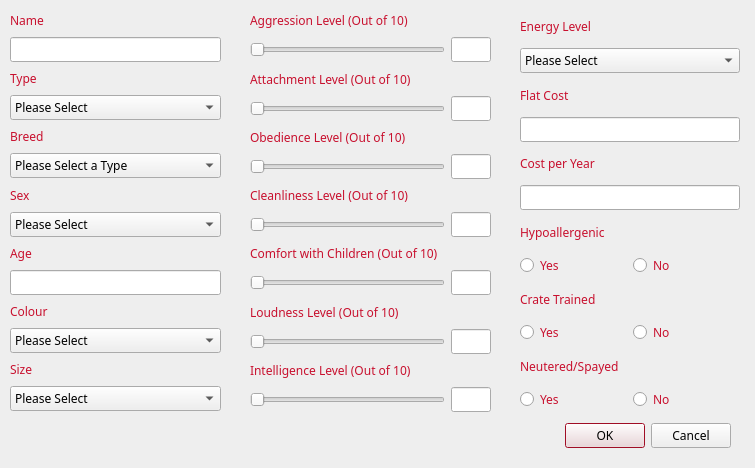
Above: cuACS/addanimal.ui from cameronhawtin/Animal-Farm-cuACS before the change. Below: the same form after it.
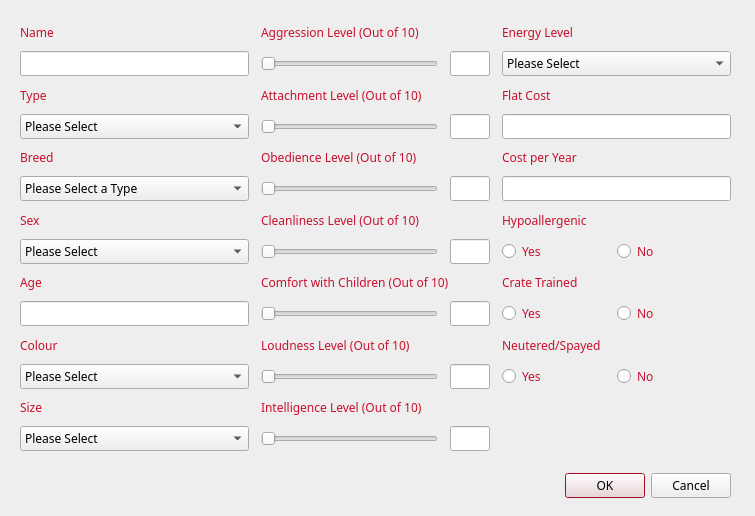
That is the form after the change.

Diff of the .ui file:
```diff
--- a/cuACS/addanimal.ui
+++ b/cuACS/addanimal.ui
@@ -7,7 +7,7 @@
     <x>0</x>
     <y>0</y>
     <width>755</width>
-    <height>468</height>
+    <height>516</height>
    </rect>
   </property>
   <property name="palette">
@@ -170,7 +170,7 @@
    <property name="geometry">
     <rect>
      <x>390</x>
-     <y>420</y>
+     <y>470</y>
      <width>341</width>
      <height>32</height>
     </rect>
@@ -182,37 +182,60 @@
     <set>QDialogButtonBox::Cancel|QDialogButtonBox::Ok</set>
    </property>
   </widget>
-  <widget class="QWidget" name="layoutWidget">
-   <property name="enabled">
-    <bool>true</bool>
-   </property>
+  <widget class="QWidget" name="gridLayoutWidget">
    <property name="geometry">
     <rect>
-     <x>10</x>
-     <y>10</y>
-     <width>211</width>
-     <height>401</height>
+     <x>20</x>
+     <y>20</y>
+     <width>711</width>
+     <height>431</height>
     </rect>
    </property>
-   <layout class="QVBoxLayout" name="verticalLayout_2">
-    <item>
-     <widget class="QLabel" name="nameLabel">
+   <layout class="QGridLayout" name="gridLayout">
+    <property name="horizontalSpacing">
+     <number>12</number>
+    </property>
+    <item row="7" column="1">
+     <layout class="QHBoxLayout" name="horizontalLayout_11" stretch="10,2">
+      <property name="spacing">
+       <number>12</number>
+      </property>
+      <item>
+       <widget class="QSlider" name="cleanlinessSlider">
+        <property name="maximum">
+         <number>10</number>
+        </property>
+        <property name="pageStep">
+         <number>2</number>
+        </property>
+        <property name="orientation">
+         <enum>Qt::Horizontal</enum>
+        </property>
+       </widget>
+      </item>
+      <item>
+       <widget class="QLineEdit" name="cleanlinessLineEdit">
+        <property name="enabled">
+         <bool>false</bool>
+        </property>
+        <property name="alignment">
+         <set>Qt::AlignCenter</set>
+        </property>
+       </widget>
+      </item>
+     </layout>
+    </item>
+    <item row="0" column="1">
+     <widget class="QLabel" name="aggressionLabel">
       <property name="enabled">
        <bool>true</bool>
       </property>
       <property name="text">
-       <string>Name</string>
+       <string>Aggression Level (Out of 10)</string>
       </property>
      </widget>
     </item>
-    <item>
-     <widget class="QLineEdit" name="nameLineEdit">
-      <property name="enabled">
-       <bool>true</bool>
-      </property>
-     </widget>
-    </item>
-    <item>
+    <item row="2" column="0">
      <widget class="QLabel" name="typeLabel">
       <property name="enabled">
        <bool>true</bool>
@@ -222,7 +245,114 @@
       </property>
      </widget>
     </item>
-    <item>
+    <item row="3" column="1">
+     <layout class="QHBoxLayout" name="horizontalLayout_4" stretch="10,2">
+      <property name="spacing">
+       <number>12</number>
+      </property>
+      <item>
+       <widget class="QSlider" name="attachmentSlider">
+        <property name="maximum">
+         <number>10</number>
+        </property>
+        <property name="pageStep">
+         <number>2</number>
+        </property>
+        <property name="orientation">
+         <enum>Qt::Horizontal</enum>
+        </property>
+       </widget>
+      </item>
+      <item>
+       <widget class="QLineEdit" name="attachmentLineEdit">
+        <property name="enabled">
+         <bool>false</bool>
+        </property>
+        <property name="alignment">
+         <set>Qt::AlignCenter</set>
+        </property>
+       </widget>
+      </item>
+     </layout>
+    </item>
+    <item row="2" column="1">
+     <widget class="QLabel" name="attachmentLabel">
+      <property name="enabled">
+       <bool>true</bool>
+      </property>
+      <property name="text">
+       <string>Attachment Level (Out of 10)</string>
+      </property>
+     </widget>
+    </item>
+    <item row="1" column="0">
+     <widget class="QLineEdit" name="nameLineEdit">
+      <property name="enabled">
+       <bool>true</bool>
+      </property>
+     </widget>
+    </item>
+    <item row="8" column="1">
+     <widget class="QLabel" name="aggressionLabel_2">
+      <property name="enabled">
+       <bool>true</bool>
+      </property>
+      <property name="text">
+       <string>Comfort with Children (Out of 10)</string>
+      </property>
+     </widget>
+    </item>
+    <item row="0" column="0">
+     <widget class="QLabel" name="nameLabel">
+      <property name="enabled">
+       <bool>true</bool>
+      </property>
+      <property name="text">
+       <string>Name</string>
+      </property>
+     </widget>
+    </item>
+    <item row="10" column="0">
+     <widget class="QLabel" name="labelColour">
+      <property name="enabled">
+       <bool>true</bool>
+      </property>
+      <property name="text">
+       <string>Colour</string>
+      </property>
+     </widget>
+    </item>
+    <item row="11" column="1">
+     <layout class="QHBoxLayout" name="horizontalLayout_9" stretch="10,2">
+      <property name="spacing">
+       <number>12</number>
+      </property>
+      <item>
+       <widget class="QSlider" name="loudnessSlider">
+        <property name="maximum">
+         <number>10</number>
+        </property>
+        <property name="pageStep">
+         <number>2</number>
+        </property>
+        <property name="orientation">
+         <enum>Qt::Horizontal</enum>
+        </property>
+       </widget>
+      </item>
+      <item>
+       <widget class="QLineEdit" name="loudnessLineEdit">
+        <property name="enabled">
+         <bool>false</bool>
+        </property>
+        <property name="alignment">
+         <set>Qt::AlignCenter</set>
+        </property>
+       </widget>
+      </item>
+     </layout>
+    </item>
+    <item row="3" column="0">
      <widget class="QComboBox" name="typeComboBox">
       <property name="enabled">
        <bool>true</bool>
@@ -264,7 +394,7 @@
       </item>
      </widget>
     </item>
-    <item>
+    <item row="4" column="0">
      <widget class="QLabel" name="labelBreed">
       <property name="enabled">
        <bool>true</bool>
@@ -274,247 +404,21 @@
       </property>
      </widget>
     </item>
-    <item>
-     <widget class="QComboBox" name="breedComboBox">
+    <item row="6" column="1">
+     <widget class="QLabel" name="labelColour_3">
       <property name="enabled">
        <bool>true</bool>
       </property>
-      <item>
-       <property name="text">
-        <string>Please Select a Type</string>
-       </property>
-      </item>
-     </widget>
-    </item>
-    <item>
-     <widget class="QLabel" name="sexLabel">
-      <property name="enabled">
-       <bool>true</bool>
-      </property>
       <property name="text">
-       <string>Sex</string>
+       <string>Cleanliness Level (Out of 10)</string>
       </property>
      </widget>
     </item>
-    <item>
-     <widget class="QComboBox" name="sexComboBox">
-      <property name="enabled">
-       <bool>true</bool>
-      </property>
-      <item>
-       <property name="text">
-        <string>Please Select</string>
-       </property>
-      </item>
-      <item>
-       <property name="text">
-        <string>Male</string>
-       </property>
-      </item>
-      <item>
-       <property name="text">
-        <string>Female</string>
-       </property>
-      </item>
-     </widget>
-    </item>
-    <item>
-     <widget class="QLabel" name="ageLabel">
-      <property name="enabled">
-       <bool>true</bool>
-      </property>
-      <property name="text">
-       <string>Age</string>
-      </property>
-     </widget>
-    </item>
-    <item>
-     <widget class="QLineEdit" name="ageLineEdit">
-      <property name="enabled">
-       <bool>true</bool>
-      </property>
-     </widget>
-    </item>
-    <item>
-     <widget class="QLabel" name="labelColour">
-      <property name="enabled">
-       <bool>true</bool>
-      </property>
-      <property name="text">
-       <string>Colour</string>
-      </property>
-     </widget>
-    </item>
-    <item>
-     <widget class="QComboBox" name="colourComboBox">
-      <property name="enabled">
-       <bool>true</bool>
-      </property>
-      <item>
-       <property name="text">
-        <string>Please Select</string>
-       </property>
-      </item>
-      <item>
-       <property name="text">
-        <string>Black</string>
-       </property>
-      </item>
-      <item>
-       <property name="text">
-        <string>White</string>
-       </property>
-      </item>
-      <item>
-       <property name="text">
-        <string>Brown</string>
-       </property>
-      </item>
-      <item>
-       <property name="text">
-        <string>Grey</string>
-       </property>
-      </item>
-     </widget>
-    </item>
-    <item>
-     <widget class="QLabel" name="sizeLabel">
-      <property name="enabled">
-       <bool>true</bool>
-      </property>
-      <property name="text">
-       <string>Size</string>
-      </property>
-     </widget>
-    </item>
-    <item>
-     <widget class="QComboBox" name="sizeComboBox">
-      <property name="enabled">
-       <bool>true</bool>
-      </property>
-      <item>
-       <property name="text">
-        <string>Please Select</string>
-       </property>
-      </item>
-      <item>
-       <property name="text">
-        <string>Small</string>
-       </property>
-      </item>
-      <item>
-       <property name="text">
-        <string>Medium</string>
-       </property>
-      </item>
-      <item>
-       <property name="text">
-        <string>Large</string>
-       </property>
-      </item>
-     </widget>
-    </item>
-   </layout>
-  </widget>
-  <widget class="QWidget" name="layoutWidget_2">
-   <property name="enabled">
-    <bool>true</bool>
-   </property>
-   <property name="geometry">
-    <rect>
-     <x>250</x>
-     <y>10</y>
-     <width>241</width>
-     <height>402</height>
-    </rect>
-   </property>
-   <layout class="QVBoxLayout" name="verticalLayout_3">
-    <item>
-     <widget class="QLabel" name="aggressionLabel">
-      <property name="enabled">
-       <bool>true</bool>
-      </property>
-      <property name="text">
-       <string>Aggression Level (Out of 10)</string>
-      </property>
-     </widget>
-    </item>
-    <item>
-     <layout class="QHBoxLayout" name="horizontalLayout_5" stretch="10,2">
-      <item>
-       <widget class="QSlider" name="aggressionSlider">
-        <property name="maximum">
-         <number>10</number>
-        </property>
-        <property name="pageStep">
-         <number>2</number>
-        </property>
-        <property name="orientation">
-         <enum>Qt::Horizontal</enum>
-        </property>
-       </widget>
-      </item>
-      <item>
-       <widget class="QLineEdit" name="aggressionLineEdit">
-        <property name="enabled">
-         <bool>false</bool>
-        </property>
-        <property name="alignment">
-         <set>Qt::AlignCenter</set>
-        </property>
-       </widget>
-      </item>
-     </layout>
-    </item>
-    <item>
-     <widget class="QLabel" name="attachmentLabel">
-      <property name="enabled">
-       <bool>true</bool>
-      </property>
-      <property name="text">
-       <string>Attachment Level (Out of 10)</string>
-      </property>
-     </widget>
-    </item>
-    <item>
-     <layout class="QHBoxLayout" name="horizontalLayout_4" stretch="10,2">
-      <item>
-       <widget class="QSlider" name="attachmentSlider">
-        <property name="maximum">
-         <number>10</number>
-        </property>
-        <property name="pageStep">
-         <number>2</number>
-        </property>
-        <property name="orientation">
-         <enum>Qt::Horizontal</enum>
-        </property>
-       </widget>
-      </item>
-      <item>
-       <widget class="QLineEdit" name="attachmentLineEdit">
-        <property name="enabled">
-         <bool>false</bool>
-        </property>
-        <property name="alignment">
-         <set>Qt::AlignCenter</set>
-        </property>
-       </widget>
-      </item>
-     </layout>
-    </item>
-    <item>
-     <widget class="QLabel" name="labelBreed_2">
-      <property name="enabled">
-       <bool>true</bool>
-      </property>
-      <property name="text">
-       <string>Obedience Level (Out of 10)</string>
-      </property>
-     </widget>
-    </item>
-    <item>
+    <item row="5" column="1">
      <layout class="QHBoxLayout" name="horizontalLayout_6" stretch="10,2">
+      <property name="spacing">
+       <number>12</number>
+      </property>
       <item>
        <widget class="QSlider" name="obedienceSlider">
         <property name="maximum">
@@ -540,55 +444,11 @@
       </item>
      </layout>
     </item>
-    <item>
-     <widget class="QLabel" name="labelColour_3">
-      <property name="enabled">
-       <bool>true</bool>
-      </property>
-      <property name="text">
-       <string>Cleanliness Level (Out of 10)</string>
-      </property>
-     </widget>
-    </item>
-    <item>
-     <layout class="QHBoxLayout" name="horizontalLayout_11" stretch="10,2">
-      <item>
-       <widget class="QSlider" name="cleanlinessSlider">
-        <property name="maximum">
-         <number>10</number>
-        </property>
-        <property name="pageStep">
-         <number>2</number>
-        </property>
-        <property name="orientation">
-         <enum>Qt::Horizontal</enum>
-        </property>
-       </widget>
-      </item>
-      <item>
-       <widget class="QLineEdit" name="cleanlinessLineEdit">
-        <property name="enabled">
-         <bool>false</bool>
-        </property>
-        <property name="alignment">
-         <set>Qt::AlignCenter</set>
-        </property>
-       </widget>
-      </item>
-     </layout>
-    </item>
-    <item>
-     <widget class="QLabel" name="aggressionLabel_2">
-      <property name="enabled">
-       <bool>true</bool>
-      </property>
-      <property name="text">
-       <string>Comfort with Children (Out of 10)</string>
-      </property>
-     </widget>
-    </item>
-    <item>
+    <item row="9" column="1">
      <layout class="QHBoxLayout" name="horizontalLayout_8" stretch="10,2">
+      <property name="spacing">
+       <number>12</number>
+      </property>
       <item>
        <widget class="QSlider" name="childrenComfortSlider">
         <property name="maximum">
@@ -614,7 +474,37 @@
       </item>
      </layout>
     </item>
-    <item>
+    <item row="1" column="1">
+     <layout class="QHBoxLayout" name="horizontalLayout_5" stretch="10,2">
+      <property name="spacing">
+       <number>12</number>
+      </property>
+      <item>
+       <widget class="QSlider" name="aggressionSlider">
+        <property name="maximum">
+         <number>10</number>
+        </property>
+        <property name="pageStep">
+         <number>2</number>
+        </property>
+        <property name="orientation">
+         <enum>Qt::Horizontal</enum>
+        </property>
+       </widget>
+      </item>
+      <item>
+       <widget class="QLineEdit" name="aggressionLineEdit">
+        <property name="enabled">
+         <bool>false</bool>
+        </property>
+        <property name="alignment">
+         <set>Qt::AlignCenter</set>
+        </property>
+       </widget>
+      </item>
+     </layout>
+    </item>
+    <item row="10" column="1">
      <widget class="QLabel" name="attachmentLabel_2">
       <property name="enabled">
        <bool>true</bool>
@@ -624,34 +514,29 @@
       </property>
      </widget>
     </item>
-    <item>
-     <layout class="QHBoxLayout" name="horizontalLayout_9" stretch="10,2">
+    <item row="4" column="1">
+     <widget class="QLabel" name="labelBreed_2">
+      <property name="enabled">
+       <bool>true</bool>
+      </property>
+      <property name="text">
+       <string>Obedience Level (Out of 10)</string>
+      </property>
+     </widget>
+    </item>
+    <item row="5" column="0">
+     <widget class="QComboBox" name="breedComboBox">
+      <property name="enabled">
+       <bool>true</bool>
+      </property>
       <item>
-       <widget class="QSlider" name="loudnessSlider">
-        <property name="maximum">
-         <number>10</number>
-        </property>
-        <property name="pageStep">
-         <number>2</number>
-        </property>
-        <property name="orientation">
-         <enum>Qt::Horizontal</enum>
-        </property>
-       </widget>
+       <property name="text">
+        <string>Please Select a Type</string>
+       </property>
       </item>
-      <item>
-       <widget class="QLineEdit" name="loudnessLineEdit">
-        <property name="enabled">
-         <bool>false</bool>
-        </property>
-        <property name="alignment">
-         <set>Qt::AlignCenter</set>
-        </property>
-       </widget>
-      </item>
-     </layout>
+     </widget>
     </item>
-    <item>
+    <item row="12" column="1">
      <widget class="QLabel" name="ageLabel_3">
       <property name="enabled">
        <bool>true</bool>
@@ -661,8 +546,43 @@
       </property>
      </widget>
     </item>
-    <item>
+    <item row="11" column="0">
+     <widget class="QComboBox" name="colourComboBox">
+      <property name="enabled">
+       <bool>true</bool>
+      </property>
+      <item>
+       <property name="text">
+        <string>Please Select</string>
+       </property>
+      </item>
+      <item>
+       <property name="text">
+        <string>Black</string>
+       </property>
+      </item>
+      <item>
+       <property name="text">
+        <string>White</string>
+       </property>
+      </item>
+      <item>
+       <property name="text">
+        <string>Brown</string>
+       </property>
+      </item>
+      <item>
+       <property name="text">
+        <string>Grey</string>
+       </property>
+      </item>
+     </widget>
+    </item>
+    <item row="13" column="1">
      <layout class="QHBoxLayout" name="horizontalLayout_10" stretch="10,2">
+      <property name="spacing">
+       <number>12</number>
+      </property>
       <item>
        <widget class="QSlider" name="intelligenceSlider">
         <property name="maximum">
@@ -688,22 +608,93 @@
       </item>
      </layout>
     </item>
-   </layout>
-  </widget>
-  <widget class="QWidget" name="layoutWidget_4">
-   <property name="enabled">
-    <bool>true</bool>
-   </property>
-   <property name="geometry">
-    <rect>
-     <x>520</x>
-     <y>10</y>
-     <width>220</width>
-     <height>401</height>
-    </rect>
-   </property>
-   <layout class="QVBoxLayout" name="verticalLayout_5">
-    <item>
+    <item row="8" column="0">
+     <widget class="QLabel" name="ageLabel">
+      <property name="enabled">
+       <bool>true</bool>
+      </property>
+      <property name="text">
+       <string>Age</string>
+      </property>
+     </widget>
+    </item>
+    <item row="13" column="0">
+     <widget class="QComboBox" name="sizeComboBox">
+      <property name="enabled">
+       <bool>true</bool>
+      </property>
+      <item>
+       <property name="text">
+        <string>Please Select</string>
+       </property>
+      </item>
+      <item>
+       <property name="text">
+        <string>Small</string>
+       </property>
+      </item>
+      <item>
+       <property name="text">
+        <string>Medium</string>
+       </property>
+      </item>
+      <item>
+       <property name="text">
+        <string>Large</string>
+       </property>
+      </item>
+     </widget>
+    </item>
+    <item row="12" column="0">
+     <widget class="QLabel" name="sizeLabel">
+      <property name="enabled">
+       <bool>true</bool>
+      </property>
+      <property name="text">
+       <string>Size</string>
+      </property>
+     </widget>
+    </item>
+    <item row="9" column="0">
+     <widget class="QLineEdit" name="ageLineEdit">
+      <property name="enabled">
+       <bool>true</bool>
+      </property>
+     </widget>
+    </item>
+    <item row="6" column="0">
+     <widget class="QLabel" name="sexLabel">
+      <property name="enabled">
+       <bool>true</bool>
+      </property>
+      <property name="text">
+       <string>Sex</string>
+      </property>
+     </widget>
+    </item>
+    <item row="7" column="0">
+     <widget class="QComboBox" name="sexComboBox">
+      <property name="enabled">
+       <bool>true</bool>
+      </property>
+      <item>
+       <property name="text">
+        <string>Please Select</string>
+       </property>
+      </item>
+      <item>
+       <property name="text">
+        <string>Male</string>
+       </property>
+      </item>
+      <item>
+       <property name="text">
+        <string>Female</string>
+       </property>
+      </item>
+     </widget>
+    </item>
+    <item row="0" column="2">
      <widget class="QLabel" name="energyLabel">
       <property name="enabled">
        <bool>true</bool>
@@ -713,7 +704,7 @@
       </property>
      </widget>
     </item>
-    <item>
+    <item row="1" column="2">
      <widget class="QComboBox" name="energyComboBox">
       <property name="enabled">
        <bool>true</bool>
@@ -740,7 +731,7 @@
       </item>
      </widget>
     </item>
-    <item>
+    <item row="2" column="2">
      <widget class="QLabel" name="labelBreed_3">
       <property name="enabled">
        <bool>true</bool>
@@ -750,14 +741,14 @@
       </property>
      </widget>
     </item>
-    <item>
+    <item row="3" column="2">
      <widget class="QLineEdit" name="costLineEdit">
       <property name="enabled">
        <bool>true</bool>
       </property>
      </widget>
     </item>
-    <item>
+    <item row="4" column="2">
      <widget class="QLabel" name="sexLabel_3">
       <property name="enabled">
        <bool>true</bool>
@@ -767,14 +758,14 @@
       </property>
      </widget>
     </item>
-    <item>
+    <item row="5" column="2">
      <widget class="QLineEdit" name="costPerYearLineEdit">
       <property name="enabled">
        <bool>true</bool>
       </property>
      </widget>
     </item>
-    <item>
+    <item row="6" column="2">
      <widget class="QLabel" name="labelColour_2">
       <property name="enabled">
        <bool>true</bool>
@@ -784,7 +775,7 @@
       </property>
      </widget>
     </item>
-    <item>
+    <item row="7" column="2">
      <layout class="QHBoxLayout" name="horizontalLayout">
       <item>
        <widget class="QRadioButton" name="isCrateTrainedRadioButtonYES">
@@ -808,7 +799,7 @@
       </item>
      </layout>
     </item>
-    <item>
+    <item row="8" column="2">
      <widget class="QLabel" name="ageLabel_2">
       <property name="enabled">
        <bool>true</bool>
@@ -818,7 +809,7 @@
       </property>
      </widget>
     </item>
-    <item>
+    <item row="9" column="2">
      <layout class="QHBoxLayout" name="horizontalLayout_2">
       <item>
        <widget class="QRadioButton" name="isHypoallergenicRadioButtonYES">
@@ -842,7 +833,7 @@
       </item>
      </layout>
     </item>
-    <item>
+    <item row="10" column="2">
      <widget class="QLabel" name="sizeLabel_2">
       <property name="enabled">
        <bool>true</bool>
@@ -852,7 +843,7 @@
       </property>
      </widget>
     </item>
-    <item>
+    <item row="11" column="2">
      <layout class="QHBoxLayout" name="horizontalLayout_3">
       <item>
        <widget class="QRadioButton" name="isNeuteredRadioButtonYES">
```
Left out of the diff: 2 changed lines with no effect on the pictures.
